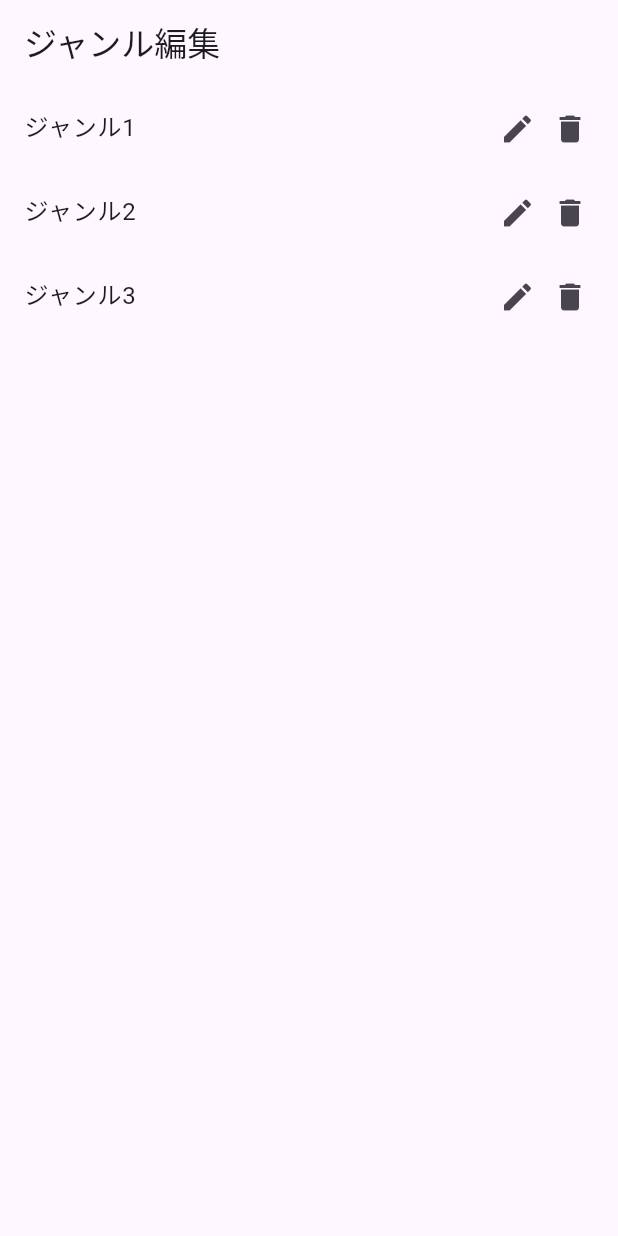
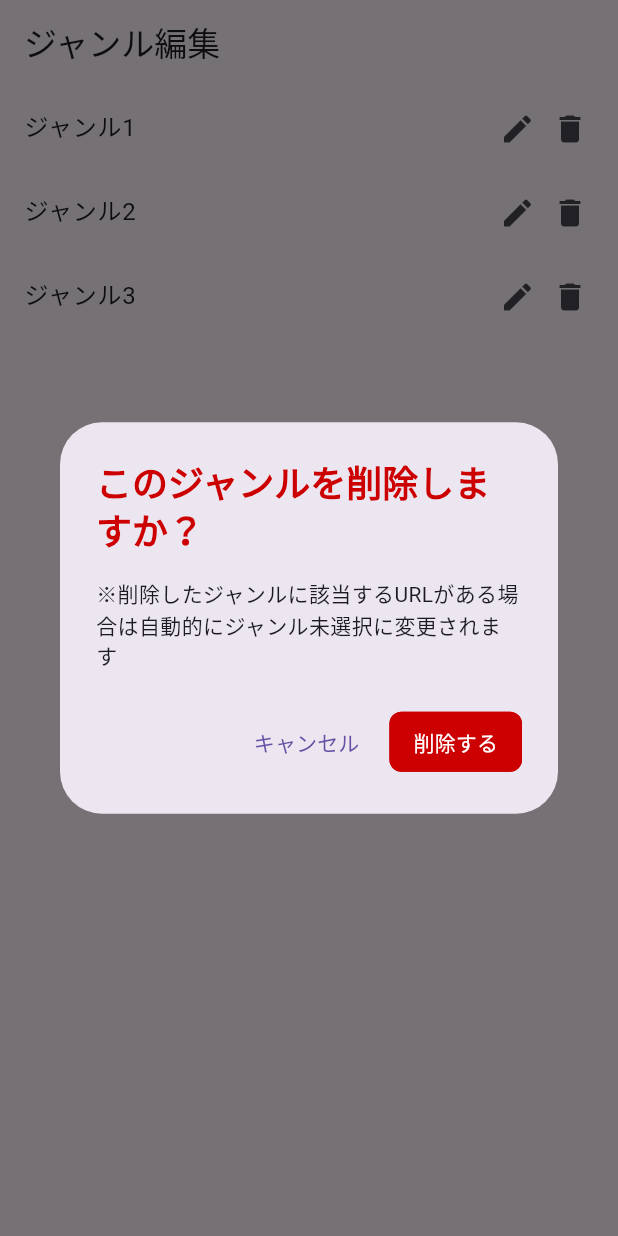
Before and after one commit to dev-yamamon01/BookMarker, a Flutter app: the GenreEditScreen screen opened by its route, after a tap on the "delete" icon, on a phone screen of 412 x 824 dp. Run offline on Flutter 3.47's test engine with Material 3 defaults, Android fonts, the phone set to English and light mode, and no system bars; our stand-ins replace drift, flutter_rating_bar, flutter_svg, go_router, sqflite_common_ffi, webview_flutter; missing offline and left inert: webview_flutter_android, webview_flutter_wkwebview; accounts and stored records are empty; generated files the repository leaves out were written again; network calls fail; statements that could not run were skipped.

Commit message:
ジャンルの削除機能を実装

```diff
--- a/lib/data/database.dart
+++ b/lib/data/database.dart
@@ -62,7 +62,7 @@ Future<void> updateGenre(int genreId, String newGenreName) async {
 
 Future<void> deleteGenre(int genreId) async {
   AppDatabase db=AppDatabase();
-  await (db.delete(db.genres)..where((tbl) => tbl.id.equals(genreId)));
+  await (db.delete(db.genres)..where((tbl) => tbl.id.equals(genreId))).go();
 }
 
 Future<void> insertGenre(String newGenreName) async {
--- a/lib/screens/genre_edit_screen.dart
+++ b/lib/screens/genre_edit_screen.dart
@@ -2,6 +2,7 @@ import 'package:flutter/material.dart';
 import 'package:bookmarker/data/database.dart';
 import 'package:go_router/go_router.dart';
 import 'package:bookmarker/screens/update_genre_screen.dart';
+import 'package:bookmarker/utils/my_utils.dart';
 
 final AppDatabase db = AppDatabase();
 
@@ -53,7 +54,14 @@ class GenreEditScreen extends StatelessWidget {
                         width: 20, // 横幅を制限
                         height: 20, // 高さを制限
                         child: IconButton(
-                          onPressed: () {},
+                          onPressed: () {
+                            showDeleteDialog(context, 'このジャンルを削除しますか？',
+                                '※削除したジャンルに該当するURLがある場合は自動的にジャンル未選択に変更されます',
+                                () async {
+                                  await deleteGenre(genre.id);
+                                  showToastMessage(context, '削除しました');
+                            });
+                          },
                           icon: Icon(Icons.delete),
                           padding: EdgeInsets.zero,
                         )),
--- a/lib/utils/my_utils.dart
+++ b/lib/utils/my_utils.dart
@@ -18,3 +18,42 @@ void showToastMessage(BuildContext context, String message) {
     ),
   );
 }
+
+void showDeleteDialog(BuildContext context,String title ,String message ,VoidCallback onYes) {
+  showDialog(
+    context: context,
+    builder: (context) => AlertDialog(
+      title: Text(
+          title,
+        style: TextStyle(
+          color: Color(0xFFCC0000),
+          fontWeight: FontWeight.bold,
+        ),
+      ),
+      content: Text(message),
+      actions: [
+        TextButton(
+          onPressed: () => Navigator.of(context).pop(), // No
+          child: Text('キャンセル'),
+        ),
+        TextButton(
+          onPressed: () {
+            Navigator.of(context).pop(); // ダイアログを閉じる
+            onYes(); // YESの処理を実行！
+          },
+          style: TextButton.styleFrom(
+            foregroundColor: Colors.white, // ← 文字色
+            backgroundColor: Color(0xFFCC0000),
+            side: BorderSide(color: Color(0xFFCC0000), width: 1), // ← 枠線
+            shape: RoundedRectangleBorder(
+              // ← 枠の角を丸く
+              borderRadius: BorderRadius.circular(8),
+            ),
+            padding: EdgeInsets.symmetric(horizontal: 16, vertical: 8), // ← 余白
+          ),
+          child: Text('削除する'),
+        ),
+      ],
+    ),
+  );
+}
```
